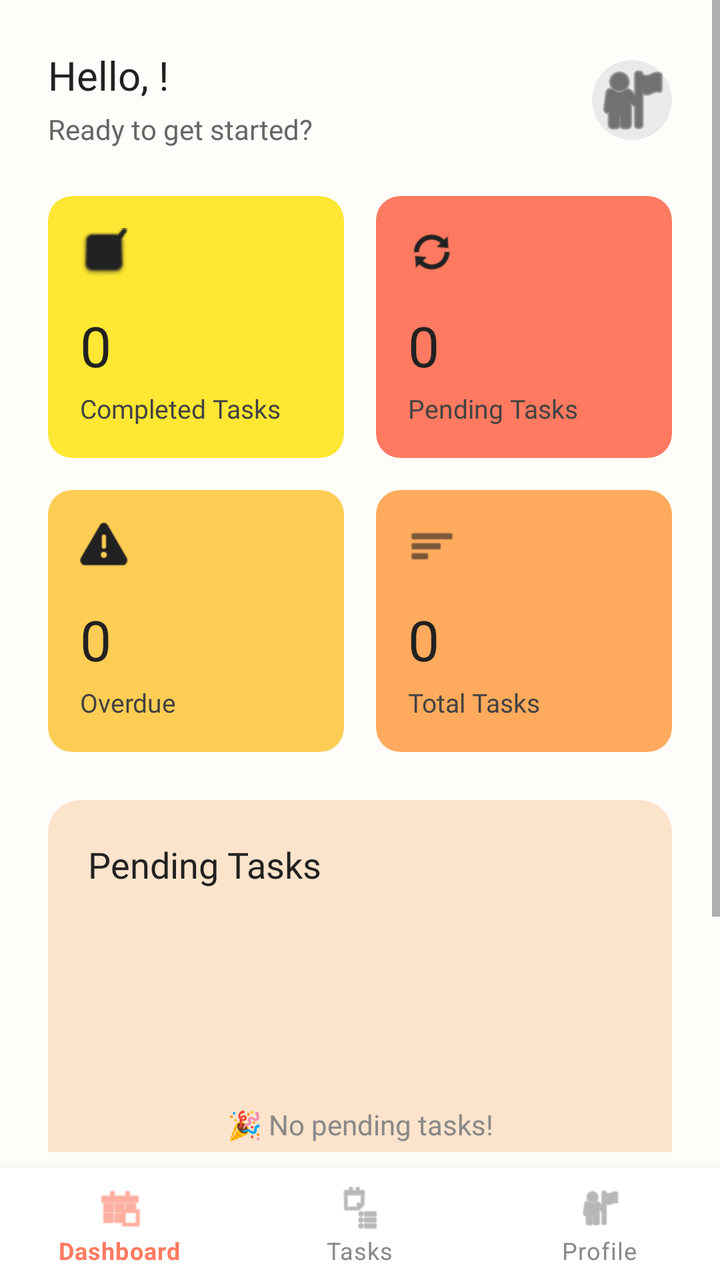
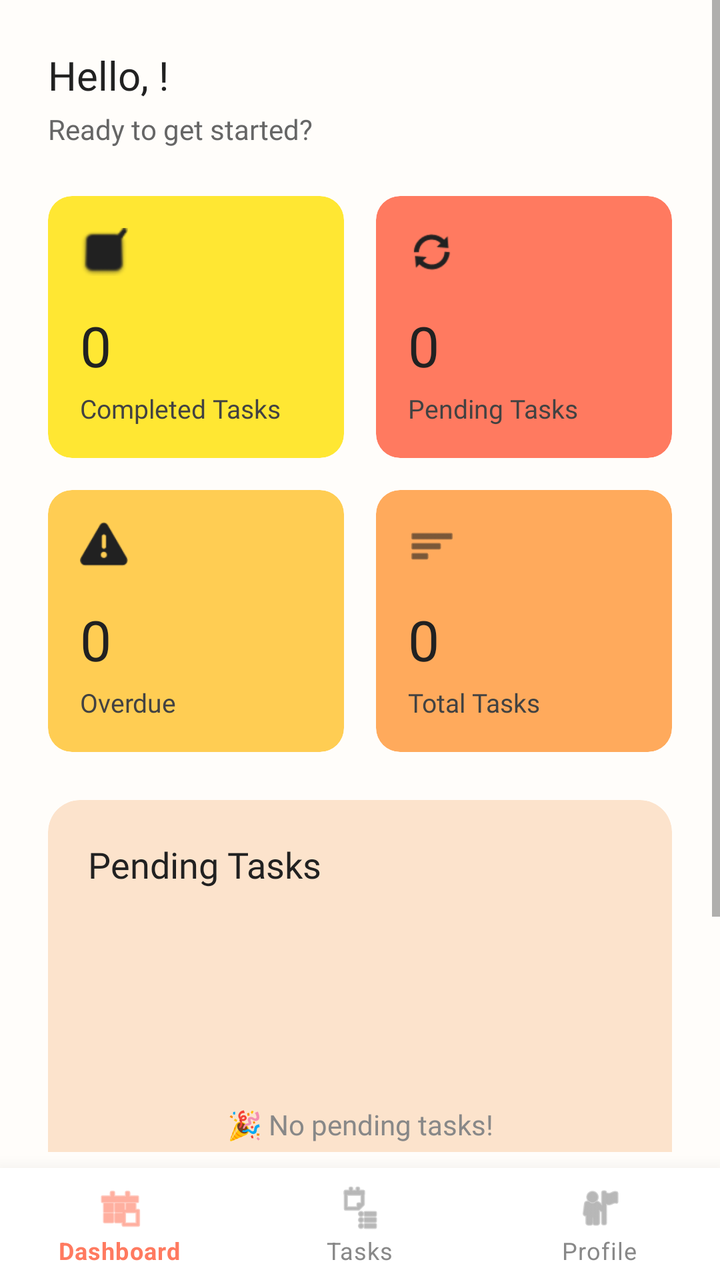

Two renders of the same Android screen: before a commit and after it. Below are the layout's source before the change and the commit's diff.
<!-- AndroidManifest.xml: activity theme Theme.MaterialComponents.Light.NoActionBar -->
<!-- res/layout/activity_dashboard.xml -->
<?xml version="1.0" encoding="utf-8"?>
<androidx.coordinatorlayout.widget.CoordinatorLayout
    xmlns:android="http://schemas.android.com/apk/res/android"
    xmlns:app="http://schemas.android.com/apk/res-auto"
    xmlns:tools="http://schemas.android.com/tools"
    android:layout_width="match_parent"
    android:layout_height="match_parent"
    android:background="#fffdfa"
    tools:context=".Dashboard.DashboardActivity">

    <ScrollView
        android:layout_width="match_parent"
        android:layout_height="match_parent"
        android:layout_marginBottom="64dp"
        android:fillViewport="true">

        <androidx.constraintlayout.widget.ConstraintLayout
            android:id="@+id/main"
            android:layout_width="match_parent"
            android:layout_height="wrap_content"
            android:padding="24dp">

            <ImageView
                android:id="@+id/ivProfile"
                android:layout_width="40dp"
                android:layout_height="40dp"
                android:layout_marginTop="6dp"
                android:background="@drawable/circle_background_placeholder"
                android:src="@android:drawable/ic_menu_myplaces"
                app:tint="#212121"
                app:layout_constraintEnd_toEndOf="parent"
                app:layout_constraintTop_toTopOf="parent" />

            <TextView
                android:id="@+id/tvGreeting"
                android:layout_width="wrap_content"
                android:layout_height="wrap_content"
                android:text="Hello, !"
                android:textColor="#212121"
                android:textSize="20sp"
                android:fontFamily="@font/outfit_bold"
                app:layout_constraintStart_toStartOf="parent"
                app:layout_constraintTop_toTopOf="parent" />

            <TextView
                android:id="@+id/tvSubtitle"
                android:layout_width="wrap_content"
                android:layout_height="wrap_content"
                android:layout_marginTop="4dp"
                android:text="Ready to get started?"
                android:textColor="#666666"
                android:textSize="14sp"
                android:fontFamily="@font/outfit_light"
                app:layout_constraintStart_toStartOf="@id/tvGreeting"
                app:layout_constraintTop_toBottomOf="@id/tvGreeting" />

            <GridLayout
                android:id="@+id/gridMetrics"
                android:layout_width="match_parent"
                android:layout_height="wrap_content"
                android:layout_marginTop="24dp"
                android:columnCount="2"
                android:rowCount="2"
                app:layout_constraintEnd_toEndOf="parent"
                app:layout_constraintStart_toStartOf="parent"
                app:layout_constraintTop_toBottomOf="@id/tvSubtitle">

                <com.google.android.material.card.MaterialCardView
                    android:id="@+id/cvCompleted"
                    android:layout_width="0dp"
                    android:layout_height="wrap_content"
                    android:layout_rowWeight="1"
                    android:layout_columnWeight="1"
                    android:layout_marginEnd="8dp"
                    android:layout_marginBottom="16dp"
                    app:cardBackgroundColor="#FFE733"
                    app:cardCornerRadius="12dp"
                    app:cardElevation="0dp"
                    app:strokeWidth="0dp">

                    <LinearLayout
                        android:layout_width="match_parent"
                        android:layout_height="wrap_content"
                        android:orientation="vertical"
                        android:padding="16dp">

                        <ImageView
                            android:layout_width="24dp"
                            android:layout_height="24dp"
                            android:src="@android:drawable/checkbox_on_background"
                            app:tint="#212121" />

                        <TextView
                            android:id="@+id/tvCompletedCount"
                            android:layout_width="wrap_content"
                            android:layout_height="wrap_content"
                            android:layout_marginTop="16dp"
                            android:text="0"
                            android:textColor="#212121"
                            android:textSize="28sp"
                            android:fontFamily="@font/outfit_bold" />

                        <TextView
                            android:layout_width="wrap_content"
                            android:layout_height="wrap_content"
                            android:layout_marginTop="4dp"
                            android:text="Completed Tasks"
                            android:textColor="#424242"
                            android:textSize="13sp"
                            android:fontFamily="@font/outfit_regular" />
                    </LinearLayout>
                </com.google.android.material.card.MaterialCardView>

                <com.google.android.material.card.MaterialCardView
                    android:id="@+id/cvPending"
                    android:layout_width="0dp"
                    android:layout_height="wrap_content"
                    android:layout_rowWeight="1"
                    android:layout_columnWeight="1"
                    android:layout_marginStart="8dp"
                    android:layout_marginBottom="16dp"
                    app:cardBackgroundColor="#FF7A60"
                    app:cardCornerRadius="12dp"
                    app:cardElevation="0dp"
                    app:strokeWidth="0dp">

                    <LinearLayout
                        android:layout_width="match_parent"
                        android:layout_height="wrap_content"
                        android:orientation="vertical"
                        android:padding="16dp">

                        <ImageView
                            android:layout_width="24dp"
                            android:layout_height="24dp"
                            android:src="@android:drawable/ic_popup_sync"
                            app:tint="#212121" />

                        <TextView
                            android:id="@+id/tvPendingCount"
                            android:layout_width="wrap_content"
                            android:layout_height="wrap_content"
                            android:layout_marginTop="16dp"
                            android:text="0"
                            android:textColor="#212121"
                            android:textSize="28sp"
                            android:fontFamily="@font/outfit_bold" />

                        <TextView
                            android:layout_width="wrap_content"
                            android:layout_height="wrap_content"
                            android:layout_marginTop="4dp"
                            android:text="Pending Tasks"
                            android:textColor="#424242"
                            android:textSize="13sp"
                            android:fontFamily="@font/outfit_regular" />
                    </LinearLayout>
                </com.google.android.material.card.MaterialCardView>

                <com.google.android.material.card.MaterialCardView
                    android:id="@+id/cvOverdue"
                    android:layout_width="0dp"
                    android:layout_height="wrap_content"
                    android:layout_rowWeight="1"
                    android:layout_columnWeight="1"
                    android:layout_marginEnd="8dp"
                    app:cardBackgroundColor="#FFCD53"
                    app:cardCornerRadius="12dp"
                    app:cardElevation="0dp"
                    app:strokeWidth="0dp">

                    <LinearLayout
                        android:layout_width="match_parent"
                        android:layout_height="wrap_content"
                        android:orientation="vertical"
                        android:padding="16dp">

                        <ImageView
                            android:layout_width="24dp"
                            android:layout_height="24dp"
                            android:src="@android:drawable/ic_dialog_alert"
                            app:tint="#212121" />

                        <TextView
                            android:id="@+id/tvOverdueCount"
                            android:layout_width="wrap_content"
                            android:layout_height="wrap_content"
                            android:layout_marginTop="16dp"
                            android:text="0"
                            android:textColor="#212121"
                            android:textSize="28sp"
                            android:fontFamily="@font/outfit_bold" />

                        <TextView
                            android:layout_width="wrap_content"
                            android:layout_height="wrap_content"
                            android:layout_marginTop="4dp"
                            android:text="Overdue"
                            android:textColor="#424242"
                            android:textSize="13sp"
                            android:fontFamily="@font/outfit_regular" />
                    </LinearLayout>
                </com.google.android.material.card.MaterialCardView>

                <com.google.android.material.card.MaterialCardView
                    android:id="@+id/cvTotal"
                    android:layout_width="0dp"
                    android:layout_height="wrap_content"
                    android:layout_rowWeight="1"
                    android:layout_columnWeight="1"
                    android:layout_marginStart="8dp"
                    app:cardBackgroundColor="#FFAA5C"
                    app:cardCornerRadius="12dp"
                    app:cardElevation="0dp"
                    app:strokeWidth="0dp">

                    <LinearLayout
                        android:layout_width="match_parent"
                        android:layout_height="wrap_content"
                        android:orientation="vertical"
                        android:padding="16dp">

                        <ImageView
                            android:layout_width="24dp"
                            android:layout_height="24dp"
                            android:src="@android:drawable/ic_menu_sort_by_size"
                            app:tint="#212121" />

                        <TextView
                            android:id="@+id/tvTotalCount"
                            android:layout_width="wrap_content"
                            android:layout_height="wrap_content"
                            android:layout_marginTop="16dp"
                            android:text="0"
                            android:textColor="#212121"
                            android:textSize="28sp"
                            android:fontFamily="@font/outfit_bold" />

                        <TextView
                            android:layout_width="wrap_content"
                            android:layout_height="wrap_content"
                            android:layout_marginTop="4dp"
                            android:text="Total Tasks"
                            android:textColor="#424242"
                            android:textSize="13sp"
                            android:fontFamily="@font/outfit_regular" />
                    </LinearLayout>
                </com.google.android.material.card.MaterialCardView>

            </GridLayout>

            <com.google.android.material.card.MaterialCardView
                android:layout_width="match_parent"
                android:layout_height="300dp"
                android:layout_marginTop="24dp"
                app:cardBackgroundColor="#FCE3CC"
                app:cardCornerRadius="16dp"
                app:cardElevation="0dp"
                app:strokeWidth="0dp"
                app:layout_constraintEnd_toEndOf="parent"
                app:layout_constraintStart_toStartOf="parent"
                app:layout_constraintTop_toBottomOf="@id/gridMetrics">

                <androidx.constraintlayout.widget.ConstraintLayout
                    android:layout_width="match_parent"
                    android:layout_height="300dp"
                    android:padding="20dp">

                    <TextView
                        android:id="@+id/tvPendingSectionTitle"
                        android:layout_width="wrap_content"
                        android:layout_height="wrap_content"
                        android:fontFamily="@font/outfit_bold"
                        android:text="Pending Tasks"
                        android:textColor="#212121"
                        android:textSize="18sp"
                        app:layout_constraintStart_toStartOf="parent"
                        app:layout_constraintTop_toTopOf="parent" />

                    <com.google.android.material.button.MaterialButton
                        android:id="@+id/btnViewAll"
                        android:layout_width="wrap_content"
                        android:layout_height="40dp"
                        android:fontFamily="@font/outfit_bold"
                        android:insetTop="0dp"
                        android:insetBottom="0dp"
                        android:text="View All"
                        android:textAllCaps="false"
                        android:textColor="#212121"
                        android:textSize="12sp"
                        android:visibility="gone"
                        app:backgroundTint="#FFE733"
                        app:cornerRadius="8dp"
                        app:elevation="0dp"
                        app:layout_constraintBottom_toBottomOf="@id/tvPendingSectionTitle"
                        app:layout_constraintEnd_toEndOf="parent"
                        app:layout_constraintTop_toTopOf="parent" />

                    <androidx.recyclerview.widget.RecyclerView
                        android:id="@+id/rvPendingPreview"
                        android:layout_width="0dp"
                        android:layout_height="0dp"
                        android:layout_marginTop="12dp"
                        android:visibility="gone"
                        app:layout_constraintBottom_toBottomOf="parent"
                        app:layout_constraintEnd_toEndOf="parent"
                        app:layout_constraintStart_toStartOf="parent"
                        app:layout_constraintTop_toBottomOf="@id/tvPendingSectionTitle" />

                    <TextView
                        android:id="@+id/tvEmptyState"
                        android:layout_width="wrap_content"
                        android:layout_height="wrap_content"
                        android:fontFamily="@font/outfit_regular"
                        android:text="🎉 No pending tasks!"
                        android:textColor="#888888"
                        android:textSize="14sp"
                        android:visibility="visible"
                        app:layout_constraintBottom_toBottomOf="parent"
                        app:layout_constraintEnd_toEndOf="parent"
                        app:layout_constraintStart_toStartOf="parent"
                        app:layout_constraintTop_toBottomOf="@id/tvPendingSectionTitle" />

                </androidx.constraintlayout.widget.ConstraintLayout>
            </com.google.android.material.card.MaterialCardView>

        </androidx.constraintlayout.widget.ConstraintLayout>
    </ScrollView>

    <com.google.android.material.bottomnavigation.BottomNavigationView
        android:id="@+id/bottomNavigation"
        android:layout_width="match_parent"
        android:layout_height="wrap_content"
        android:layout_gravity="bottom"
        android:background="#FFFFFF"
        app:elevation="16dp"
        app:itemIconTint="@color/bottom_nav_color"
        app:itemTextColor="@color/bottom_nav_color"
        app:labelVisibilityMode="labeled"
        app:menu="@menu/bottom_nav_menu" />

</androidx.coordinatorlayout.widget.CoordinatorLayout>
<!-- resources referenced by this layout -->
<resources>
  <!-- drawable circle_background_placeholder (drawable) -->
  <?xml version="1.0" encoding="utf-8"?>
  <shape xmlns:android="http://schemas.android.com/apk/res/android"
      android:shape="oval">
  
      <solid android:color="#EAEAEA" />
  
      <size
          android:width="40dp"
          android:height="40dp" />
  
  </shape>
</resources>

<!-- the commit's change to res/layout/activity_dashboard.xml (unified diff, before → after) -->
@@ -20,16 +20,6 @@
             android:layout_height="wrap_content"
             android:padding="24dp">
 
-            <ImageView
-                android:id="@+id/ivProfile"
-                android:layout_width="40dp"
-                android:layout_height="40dp"
-                android:layout_marginTop="6dp"
-                android:background="@drawable/circle_background_placeholder"
-                android:src="@android:drawable/ic_menu_myplaces"
-                app:tint="#212121"
-                app:layout_constraintEnd_toEndOf="parent"
-                app:layout_constraintTop_toTopOf="parent" />
 
             <TextView
                 android:id="@+id/tvGreeting"
<!-- resource entries referenced after the edit -->
@@ -1,16 +1,5 @@
 <!-- resources referenced by this layout -->
 <resources>
-  <!-- drawable circle_background_placeholder (drawable) -->
-  <?xml version="1.0" encoding="utf-8"?>
-  <shape xmlns:android="http://schemas.android.com/apk/res/android"
-      android:shape="oval">
-  
-      <solid android:color="#EAEAEA" />
-  
-      <size
-          android:width="40dp"
-          android:height="40dp" />
-  
-  </shape>
+
 </resources>
 
